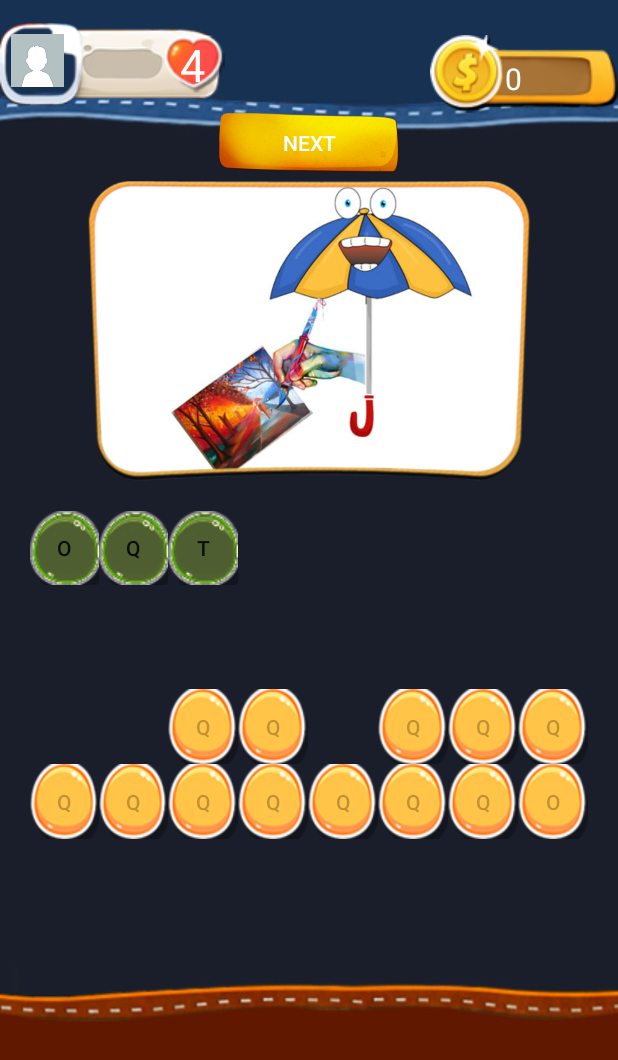
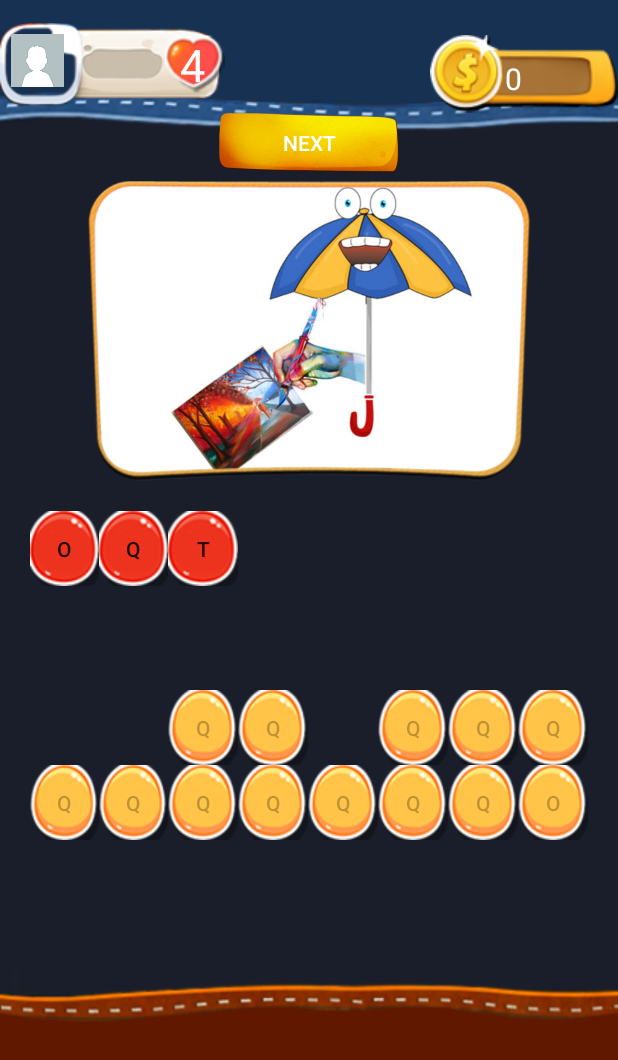
Before and after one commit to nhahv0902/Android_ImageCaptureWordsChase, an Android app: the MainActivity screen opened directly, with no data from a screen before it, after a tap on an icon or button, on a phone screen of 412 x 824 dp. Shown: the top 1060 px of the screen. Run offline under Robolectric (Android 15) with nearby library versions, the phone set to English and light mode, and no system bars; 1 statement that could not run was skipped; 2 other taps on this screen came first.

Commit message:
change picture answer

```diff
--- a/app/src/main/java/com/nhahv/imagecapturewordschase/activities/MainActivity.java
+++ b/app/src/main/java/com/nhahv/imagecapturewordschase/activities/MainActivity.java
@@ -140,7 +140,7 @@ public class MainActivity extends AppCompatActivity {
         for (int i = 0; i < SIZE_ANSWER; i++) {
             mListBtnAnswer[i].setVisibility(View.VISIBLE);
             mListBtnQuestion[i].setVisibility(View.VISIBLE);
-
+            mListBtnAnswer[i].setBackground(getResources().getDrawable(R.drawable.tile_answer));
             mListBtnAnswer[i].setEnabled(true);
             mListBtnQuestion[i].setEnabled(true);
 
@@ -222,13 +222,20 @@ public class MainActivity extends AppCompatActivity {
                 if (mAnswer.toLowerCase().equals(mQuestion.getName().toLowerCase())) {
                     getToast(getString(R.string.answer_correct));
                     Log.d(TAG, mAnswer);
+                    for (int i = 0; i < mSize; i++) {
+                        mListBtnAnswer[i].setBackground(getResources().getDrawable(R.drawable.tile_true));
+                    }
                     mBtnNext.setVisibility(View.VISIBLE);
                     int point = Integer.parseInt(mTxtPoint.getText().toString()) + 100;
                     mTxtPoint.setText(point + "");
 
                 } else {
+
+                    for (int i = 0; i < mSize; i++) {
+                        mListBtnAnswer[i].setBackground(getResources().getDrawable(R.drawable.tile_false));
+                    }
+
                     getToast(getString(R.string.answer_un_correct));
-
                     int point = Integer.parseInt(mTxtLive.getText().toString()) - 1;
 
                     mTxtLive.setText(point + "");
@@ -247,6 +254,4 @@ public class MainActivity extends AppCompatActivity {
     private void getToast(String string) {
         Toast.makeText(MainActivity.this, string, Toast.LENGTH_SHORT).show();
     }
-
-
 }
```
